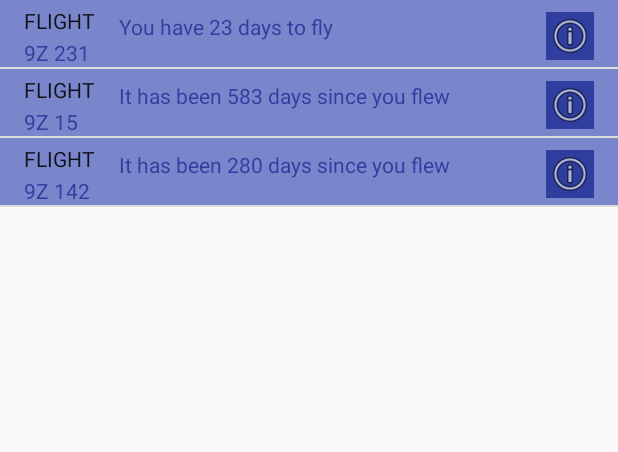
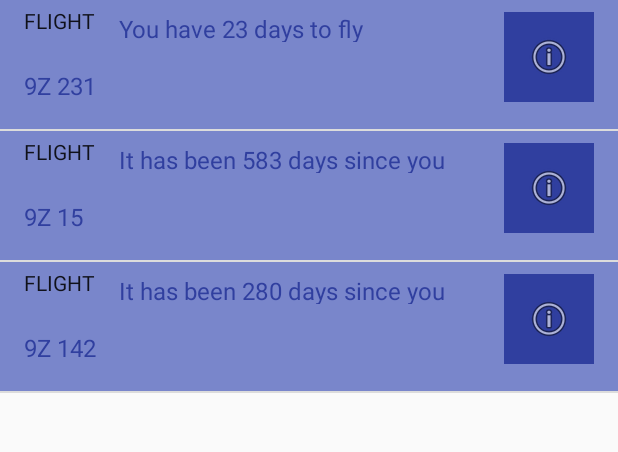
Before and after one commit to kmmraj/KotlinCleanCode4Android, an Android app: the screen it shows after launch (HomeActivity), on a phone screen of 412 x 824 dp, the part 105-557 px from its top. Run offline under Robolectric (Android 15) with nearby library versions, the phone set to English and light mode, and no system bars.

Commit message:
Working copy

```diff
--- a/app/src/main/java/com/example/kotlincleancode4android/homescreen/HomeActivity.kt
+++ b/app/src/main/java/com/example/kotlincleancode4android/homescreen/HomeActivity.kt
@@ -46,7 +46,7 @@ class HomeActivity : AppCompatActivity(), HomeActivityInput {
     override fun onCreate(savedInstanceState: Bundle?) {
         super.onCreate(savedInstanceState)
         setContentView(R.layout.activity_main)
-        supportActionBar!!.hide()
+        supportActionBar?.hide()
 
         HomeConfigurator.configure(this)
         fetchMetaData()
--- a/app/src/main/res/layout/activity_main.xml
+++ b/app/src/main/res/layout/activity_main.xml
@@ -15,9 +15,6 @@
     <ListView
         android:layout_width="match_parent"
         android:layout_height="match_parent"
-        android:id="@id/listOfFlights"
-        android:layout_alignParentTop="true"
-        android:layout_alignParentLeft="true"
-        android:layout_alignParentStart="true"/>
+        android:id="@id/listOfFlights" />
 
 </LinearLayout>
--- a/app/src/main/res/layout/cell_trip_list.xml
+++ b/app/src/main/res/layout/cell_trip_list.xml
@@ -13,7 +13,7 @@
     <TextView
         android:id="@+id/tv_flightNumberLabel"
         android:layout_width="wrap_content"
-        android:layout_height="wrap_content"
+        android:layout_height="40dp"
         android:layout_marginLeft="16dp"
         android:layout_marginStart="16dp"
         android:layout_marginTop="4dp"
@@ -27,18 +27,19 @@
     <TextView
         android:id="@+id/tv_flightNumberValue"
         android:layout_width="wrap_content"
-        android:layout_height="wrap_content"
+        android:layout_height="40dp"
         app:layout_constraintStart_toStartOf="@+id/tv_flightNumberLabel"
         app:layout_constraintTop_toBottomOf="@id/tv_flightNumberLabel"
         android:layout_marginTop="2dp"
         android:contentDescription="@string/flight_name"
         tools:text="@string/flight_code"
+        android:textSize="16sp"
         android:textColor="@color/colorPrimaryDark"/>
 
     <ImageButton
         android:id="@+id/ib_flight_details"
-        android:layout_width="wrap_content"
-        android:layout_height="wrap_content"
+        android:layout_width="60dp"
+        android:layout_height="60dp"
         android:layout_marginEnd="16dp"
         android:layout_marginStart="16dp"
         android:layout_marginTop="8dp"
@@ -55,7 +56,7 @@
     <TextView
         android:id="@+id/tv_flightTimeDescription"
         android:layout_width="0dp"
-        android:layout_height="wrap_content"
+        android:layout_height="20dp"
         android:singleLine="false"
         app:layout_constraintTop_toTopOf="parent"
         android:layout_marginTop="8dp"
@@ -65,6 +66,7 @@
         android:layout_marginLeft="16dp"
         tools:text="It has been 272 days since you flew"
         android:textAppearance="@style/TextAppearance.AppCompat.Body1"
+        android:textSize="16sp"
         android:textColor="@color/colorPrimaryDark"/>
 
 
```
